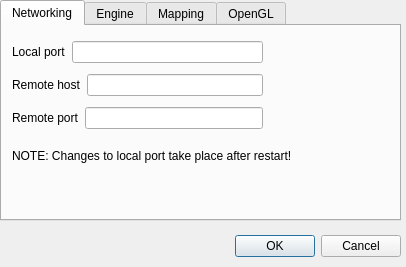
The window that src/configedit.ui (zpc930/pandoramapper) describes before a commit, drawn with Qt 5.
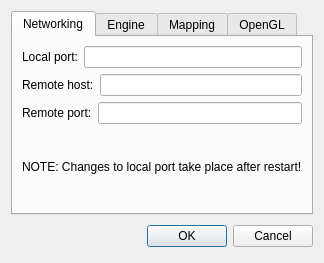
The same window after the commit. The open tabs and pages were chosen to show the change.

Commit message: Properly lay out config dialog.

Patch:
```diff
--- a/src/configedit.ui
+++ b/src/configedit.ui
@@ -1,181 +1,40 @@
 <ui version="4.0" >
  <class>ConfigDialog</class>
  <widget class="QDialog" name="ConfigDialog" >
-  <property name="geometry" >
-   <rect>
-    <x>0</x>
-    <y>0</y>
-    <width>406</width>
-    <height>267</height>
-   </rect>
-  </property>
-  <property name="minimumSize" >
-   <size>
-    <width>406</width>
-    <height>267</height>
-   </size>
-  </property>
-  <property name="maximumSize" >
-   <size>
-    <width>406</width>
-    <height>267</height>
-   </size>
-  </property>
   <property name="windowTitle" >
    <string>Dialog</string>
   </property>
-  <widget class="QWidget" name="layoutWidget_2" >
-   <property name="geometry" >
-    <rect>
-     <x>50</x>
-     <y>230</y>
-     <width>351</width>
-     <height>33</height>
-    </rect>
-   </property>
-   <layout class="QHBoxLayout" >
-    <property name="spacing" >
-     <number>6</number>
-    </property>
-    <property name="leftMargin" >
-     <number>0</number>
-    </property>
-    <property name="topMargin" >
-     <number>0</number>
-    </property>
-    <property name="rightMargin" >
-     <number>0</number>
-    </property>
-    <property name="bottomMargin" >
-     <number>0</number>
-    </property>
+  <layout class="QVBoxLayout" >
     <item>
-     <spacer>
-      <property name="orientation" >
-       <enum>Qt::Horizontal</enum>
-      </property>
-      <property name="sizeHint" >
-       <size>
-        <width>131</width>
-        <height>31</height>
-       </size>
-      </property>
-     </spacer>
-    </item>
-    <item>
-     <widget class="QPushButton" name="okButton" >
-      <property name="text" >
-       <string>OK</string>
-      </property>
-     </widget>
-    </item>
-    <item>
-     <widget class="QPushButton" name="cancelButton" >
-      <property name="text" >
-       <string>Cancel</string>
-      </property>
-     </widget>
-    </item>
-   </layout>
-  </widget>
   <widget class="QTabWidget" name="tabWidget" >
-   <property name="geometry" >
-    <rect>
-     <x>0</x>
-     <y>0</y>
-     <width>401</width>
-     <height>221</height>
-    </rect>
-   </property>
    <property name="currentIndex" >
-    <number>3</number>
-   </property>
-   <widget class="QWidget" name="tab" >
+      <number>0</number>
+     </property>
+     <widget class="QWidget" name="networkTab" >
     <attribute name="title" >
      <string>Networking</string>
     </attribute>
-    <widget class="QWidget" name="widget_2" >
-     <property name="geometry" >
-      <rect>
-       <x>10</x>
-       <y>10</y>
-       <width>251</width>
-       <height>101</height>
-      </rect>
-     </property>
      <layout class="QVBoxLayout" >
-      <property name="spacing" >
-       <number>6</number>
-      </property>
-      <property name="leftMargin" >
-       <number>0</number>
-      </property>
-      <property name="topMargin" >
-       <number>0</number>
-      </property>
-      <property name="rightMargin" >
-       <number>0</number>
-      </property>
-      <property name="bottomMargin" >
-       <number>0</number>
-      </property>
       <item>
        <layout class="QHBoxLayout" >
-        <property name="spacing" >
-         <number>6</number>
-        </property>
-        <property name="leftMargin" >
-         <number>0</number>
-        </property>
-        <property name="topMargin" >
-         <number>0</number>
-        </property>
-        <property name="rightMargin" >
-         <number>0</number>
-        </property>
-        <property name="bottomMargin" >
-         <number>0</number>
-        </property>
         <item>
          <widget class="QLabel" name="label" >
           <property name="text" >
-           <string>Local port</string>
+            <string>Local port:</string>
           </property>
          </widget>
         </item>
         <item>
-         <widget class="QLineEdit" name="lineEdit_localport" >
-          <property name="sizePolicy" >
-           <sizepolicy vsizetype="Fixed" hsizetype="Expanding" >
-            <horstretch>2</horstretch>
-            <verstretch>0</verstretch>
-           </sizepolicy>
-          </property>
-         </widget>
+          <widget class="QLineEdit" name="lineEdit_localport" />
         </item>
        </layout>
       </item>
       <item>
        <layout class="QHBoxLayout" >
-        <property name="spacing" >
-         <number>6</number>
-        </property>
-        <property name="leftMargin" >
-         <number>0</number>
-        </property>
-        <property name="topMargin" >
-         <number>0</number>
-        </property>
-        <property name="rightMargin" >
-         <number>0</number>
-        </property>
-        <property name="bottomMargin" >
-         <number>0</number>
-        </property>
         <item>
          <widget class="QLabel" name="label_2" >
           <property name="text" >
-           <string>Remote host</string>
+            <string>Remote host:</string>
           </property>
          </widget>
         </item>
@@ -186,25 +45,10 @@
       </item>
       <item>
        <layout class="QHBoxLayout" >
-        <property name="spacing" >
-         <number>6</number>
-        </property>
-        <property name="leftMargin" >
-         <number>0</number>
-        </property>
-        <property name="topMargin" >
-         <number>0</number>
-        </property>
-        <property name="rightMargin" >
-         <number>0</number>
-        </property>
-        <property name="bottomMargin" >
-         <number>0</number>
-        </property>
         <item>
          <widget class="QLabel" name="label_3" >
           <property name="text" >
-           <string>Remote port</string>
+            <string>Remote port:</string>
           </property>
          </widget>
         </item>
@@ -213,52 +57,30 @@
         </item>
        </layout>
       </item>
-     </layout>
-    </widget>
+       <item>
     <widget class="QLabel" name="label_5" >
-     <property name="geometry" >
-      <rect>
-       <x>10</x>
-       <y>120</y>
-       <width>387</width>
-       <height>20</height>
-      </rect>
-     </property>
      <property name="text" >
       <string>NOTE: Changes to local port take place after restart!</string>
      </property>
     </widget>
-   </widget>
-   <widget class="QWidget" name="tab" >
+       </item>
+      </layout>
+     </widget>
+     <widget class="QWidget" name="engineTab" >
     <attribute name="title" >
      <string>Engine</string>
     </attribute>
-    <widget class="QWidget" name="layoutWidget" >
-     <property name="geometry" >
-      <rect>
-       <x>10</x>
-       <y>12</y>
-       <width>225</width>
-       <height>153</height>
-      </rect>
-     </property>
-     <layout class="QVBoxLayout" >
-      <item>
-       <layout class="QVBoxLayout" >
-        <item>
+      <layout class="QGridLayout" >
+       <item row="0" column="0" >
+        <layout class="QGridLayout" >
+         <item row="0" column="0" >
          <widget class="QCheckBox" name="checkBox_autorefresh" >
-          <property name="sizePolicy" >
-           <sizepolicy vsizetype="Fixed" hsizetype="Minimum" >
-            <horstretch>1</horstretch>
-            <verstretch>0</verstretch>
-           </sizepolicy>
-          </property>
           <property name="text" >
            <string>Enable automatic refresh of data</string>
           </property>
          </widget>
         </item>
-        <item>
+         <item row="1" column="0" >
          <widget class="QCheckBox" name="checkBox_brief" >
           <property name="text" >
            <string>Brief Mode</string>
@@ -267,12 +89,12 @@
         </item>
        </layout>
       </item>
-      <item>
+       <item row="1" column="0" >
        <layout class="QGridLayout" >
         <item row="0" column="0" >
          <widget class="QLabel" name="label_4" >
           <property name="text" >
-           <string>Room name quote</string>
+            <string>Room name quote:</string>
           </property>
          </widget>
         </item>
@@ -282,7 +104,7 @@
         <item row="1" column="0" >
          <widget class="QLabel" name="label_descquote" >
           <property name="text" >
-           <string>Description quote</string>
+            <string>Description quote:</string>
           </property>
          </widget>
         </item>
@@ -291,119 +113,86 @@
         </item>
        </layout>
       </item>
-     </layout>
-    </widget>
-   </widget>
-   <widget class="QWidget" name="tab" >
+       <item row="1" column="1" >
+        <spacer>
+         <property name="orientation" >
+          <enum>Qt::Horizontal</enum>
+         </property>
+         <property name="sizeHint" >
+          <size>
+           <width>20</width>
+           <height>40</height>
+          </size>
+         </property>
+        </spacer>
+       </item>
+       <item row="0" column="1" >
+        <spacer>
+         <property name="orientation" >
+          <enum>Qt::Horizontal</enum>
+         </property>
+         <property name="sizeHint" >
+          <size>
+           <width>20</width>
+           <height>40</height>
+          </size>
+         </property>
+        </spacer>
+       </item>
+      </layout>
+     </widget>
+     <widget class="QWidget" name="mappingTab" >
     <attribute name="title" >
      <string>Mapping</string>
     </attribute>
+      <layout class="QVBoxLayout" >
+       <item>
     <widget class="QCheckBox" name="checkBox_angrylinker" >
-     <property name="geometry" >
-      <rect>
-       <x>10</x>
-       <y>10</y>
-       <width>121</width>
-       <height>25</height>
-      </rect>
-     </property>
      <property name="text" >
       <string>AngryLinker</string>
      </property>
     </widget>
+       </item>
+       <item>
     <widget class="QCheckBox" name="checkBox_automerge" >
-     <property name="geometry" >
-      <rect>
-       <x>10</x>
-       <y>40</y>
-       <width>105</width>
-       <height>25</height>
-      </rect>
-     </property>
      <property name="text" >
       <string>Automerge</string>
      </property>
     </widget>
+       </item>
+       <item>
     <widget class="QCheckBox" name="checkBox_duallinker" >
-     <property name="geometry" >
-      <rect>
-       <x>11</x>
-       <y>69</y>
-       <width>221</width>
-       <height>23</height>
-      </rect>
-     </property>
      <property name="text" >
       <string>Duallinker</string>
      </property>
     </widget>
-   </widget>
-   <widget class="QWidget" name="tab" >
+       </item>
+       <item>
+        <spacer>
+         <property name="orientation" >
+          <enum>Qt::Vertical</enum>
+         </property>
+         <property name="sizeHint" >
+          <size>
+           <width>20</width>
+           <height>40</height>
+          </size>
+         </property>
+        </spacer>
+       </item>
+      </layout>
+     </widget>
+     <widget class="QWidget" name="openglTab" >
     <attribute name="title" >
      <string>OpenGL</string>
     </attribute>
-    <widget class="QWidget" name="layoutWidget" >
-     <property name="geometry" >
-      <rect>
-       <x>130</x>
-       <y>110</y>
-       <width>146</width>
-       <height>86</height>
-      </rect>
-     </property>
-     <layout class="QVBoxLayout" >
-      <property name="spacing" >
-       <number>6</number>
-      </property>
-      <property name="leftMargin" >
-       <number>0</number>
-      </property>
-      <property name="topMargin" >
-       <number>0</number>
-      </property>
-      <property name="rightMargin" >
-       <number>0</number>
-      </property>
-      <property name="bottomMargin" >
-       <number>0</number>
-      </property>
-      <item>
-       <widget class="QCheckBox" name="checkShowNotes" >
-        <property name="text" >
-         <string>Show Notes</string>
-        </property>
-       </widget>
-      </item>
-      <item>
-       <widget class="QCheckBox" name="checkShowRegions" >
-        <property name="text" >
-         <string>Show Regions</string>
-        </property>
-       </widget>
-      </item>
-      <item>
-       <widget class="QCheckBox" name="checkShowSecrets" >
-        <property name="text" >
-         <string>Show Secret Doors</string>
-        </property>
-       </widget>
-      </item>
-     </layout>
-    </widget>
-    <widget class="QWidget" name="" >
-     <property name="geometry" >
-      <rect>
-       <x>30</x>
-       <y>10</y>
-       <width>239</width>
-       <height>89</height>
-      </rect>
-     </property>
+      <layout class="QGridLayout" >
+       <item row="0" column="0" >
      <layout class="QGridLayout" >
       <item row="0" column="0" colspan="2" >
        <widget class="QLabel" name="label_7" >
         <property name="text" >
-         <string>Textures Visibility Range</string>
+            <string>Textures Visibility Range:</string>
         </property>
        </widget>
       </item>
@@ -413,7 +202,7 @@
       <item row="1" column="0" colspan="2" >
        <widget class="QLabel" name="label_8" >
         <property name="text" >
-         <string>Details Visibility Range</string>
+            <string>Details Visibility Range:</string>
         </property>
        </widget>
       </item>
@@ -423,7 +212,7 @@
       <item row="2" column="0" >
        <widget class="QLabel" name="label_6" >
         <property name="text" >
-         <string>Visible Layers </string>
+            <string>Visible Layers :</string>
         </property>
        </widget>
       </item>
@@ -431,9 +220,109 @@
        <widget class="QLineEdit" name="lineEdit_layers" />
       </item>
      </layout>
-    </widget>
-   </widget>
-  </widget>
+       </item>
+       <item row="0" column="1" >
+        <spacer>
+         <property name="orientation" >
+          <enum>Qt::Horizontal</enum>
+         </property>
+         <property name="sizeHint" >
+          <size>
+           <width>20</width>
+           <height>40</height>
+          </size>
+         </property>
+        </spacer>
+       </item>
+       <item row="1" column="0" >
+        <layout class="QVBoxLayout" >
+         <item>
+          <widget class="QCheckBox" name="checkShowNotes" >
+           <property name="text" >
+            <string>Show Notes</string>
+           </property>
+          </widget>
+         </item>
+         <item>
+          <widget class="QCheckBox" name="checkShowRegions" >
+           <property name="text" >
+            <string>Show Regions</string>
+           </property>
+          </widget>
+         </item>
+         <item>
+          <widget class="QCheckBox" name="checkShowSecrets" >
+           <property name="text" >
+            <string>Show Secret Doors</string>
+           </property>
+          </widget>
+         </item>
+        </layout>
+       </item>
+       <item row="1" column="1" >
+        <spacer>
+         <property name="orientation" >
+          <enum>Qt::Horizontal</enum>
+         </property>
+         <property name="sizeHint" >
+          <size>
+           <width>20</width>
+           <height>40</height>
+          </size>
+         </property>
+        </spacer>
+       </item>
+      </layout>
+     </widget>
+    </widget>
+   </item>
+   <item>
+    <layout class="QHBoxLayout" >
+     <property name="spacing" >
+      <number>6</number>
+     </property>
+     <property name="leftMargin" >
+      <number>0</number>
+     </property>
+     <property name="topMargin" >
+      <number>0</number>
+     </property>
+     <property name="rightMargin" >
+      <number>0</number>
+     </property>
+     <property name="bottomMargin" >
+      <number>0</number>
+     </property>
+     <item>
+      <spacer>
+       <property name="orientation" >
+        <enum>Qt::Horizontal</enum>
+       </property>
+       <property name="sizeHint" >
+        <size>
+         <width>131</width>
+         <height>31</height>
+        </size>
+       </property>
+      </spacer>
+     </item>
+     <item>
+      <widget class="QPushButton" name="okButton" >
+       <property name="text" >
+        <string>OK</string>
+       </property>
+      </widget>
+     </item>
+     <item>
+      <widget class="QPushButton" name="cancelButton" >
+       <property name="text" >
+        <string>Cancel</string>
+       </property>
+      </widget>
+     </item>
+    </layout>
+   </item>
+  </layout>
  </widget>
  <tabstops>
   <tabstop>tabWidget</tabstop>
```
Lines whose indentation alone changed are shown as unchanged.
